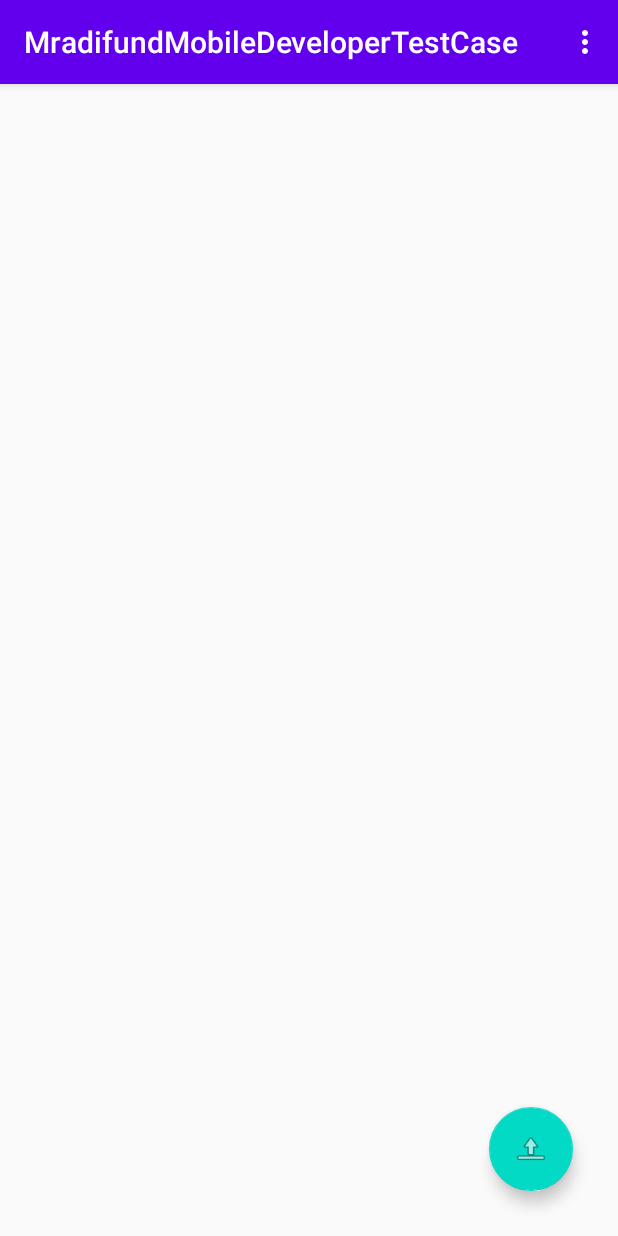
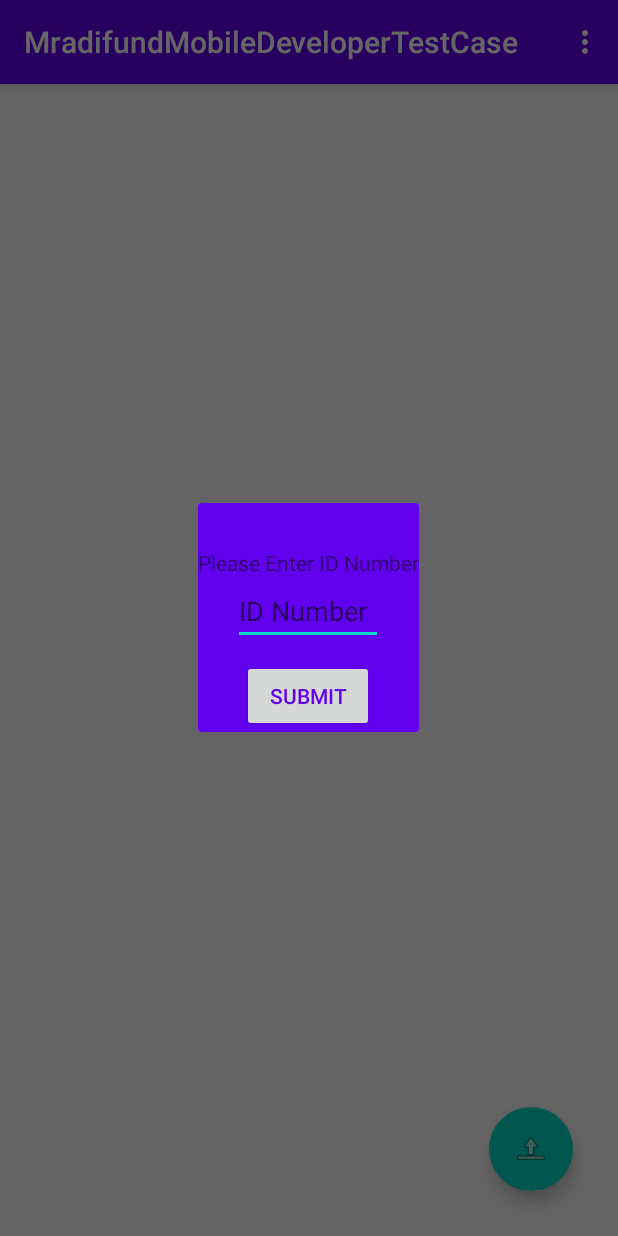
Before and after one commit to Laurent-c4/Mradi-Fund-Developer-Test-Case, an Android app: the screen it shows after launch once a user with an empty profile is signed in (MainActivity), on a phone screen of 412 x 824 dp. Run offline under Robolectric (Android 15) with nearby library versions, the phone set to English and light mode, and no system bars; our stand-ins replace Firebase (no records; nobody signed in at launch, a user with empty details on screens opened directly); libraries missing offline, so code that uses them is left out: com.firebase.ui.

Commit message:
Set Up Fragment for inputting ID Number

```diff
--- a/app/build.gradle
+++ b/app/build.gradle
@@ -41,6 +41,7 @@ dependencies {
     implementation 'com.google.firebase:firebase-auth:19.3.0'
     implementation 'com.firebaseui:firebase-ui-auth:4.3.1'
     implementation 'com.google.firebase:firebase-database:19.2.1'
+    implementation 'androidx.legacy:legacy-support-v4:1.0.0'
     testImplementation 'junit:junit:4.12'
     androidTestImplementation 'androidx.test.ext:junit:1.1.1'
     androidTestImplementation 'androidx.test.espresso:espresso-core:3.2.0'
--- /dev/null
+++ b/app/src/main/java/com/example/mradifundmobiledevelopertestcase/IDNumberFragment.java
@@ -0,0 +1,56 @@
+package com.example.mradifundmobiledevelopertestcase;
+
+import android.os.Bundle;
+
+import androidx.annotation.NonNull;
+import androidx.fragment.app.DialogFragment;
+import androidx.fragment.app.Fragment;
+
+import android.view.LayoutInflater;
+import android.view.View;
+import android.view.ViewGroup;
+import android.widget.Button;
+import android.widget.EditText;
+
+import com.google.firebase.auth.FirebaseAuth;
+import com.google.firebase.auth.FirebaseUser;
+import com.google.firebase.database.DataSnapshot;
+import com.google.firebase.database.DatabaseError;
+import com.google.firebase.database.DatabaseReference;
+import com.google.firebase.database.FirebaseDatabase;
+import com.google.firebase.database.ValueEventListener;
+
+import java.util.ArrayList;
+import java.util.List;
+
+public class IDNumberFragment extends DialogFragment {
+
+    FirebaseUser user = FirebaseAuth.getInstance().getCurrentUser();
+    DatabaseReference ref = FirebaseDatabase.getInstance()
+            .getReference("Passwords")
+            .child(user.getUid());
+
+    @Override
+    public View onCreateView(LayoutInflater inflater, ViewGroup container,
+                             Bundle savedInstanceState) {
+        View rootView = inflater.inflate(R.layout.fragment_id_number, container, false);
+
+        EditText passwordEditText = rootView.findViewById(R.id.setPassword);
+
+        Button submit = rootView.findViewById(R.id.submitPassword);
+
+        submit.setOnClickListener(new View.OnClickListener() {
+            @Override
+            public void onClick(View v) {
+                Password password = new Password();
+                password.setPassword(passwordEditText.getText().toString());
+                ref.setValue(password);
+                dismiss();
+            }
+        });
+
+
+
+        return rootView;
+    }
+}
--- a/app/src/main/java/com/example/mradifundmobiledevelopertestcase/MainActivity.java
+++ b/app/src/main/java/com/example/mradifundmobiledevelopertestcase/MainActivity.java
@@ -23,6 +23,7 @@ import androidx.appcompat.app.AppCompatActivity;
 import androidx.appcompat.widget.Toolbar;
 import androidx.core.app.ActivityCompat;
 import androidx.core.content.ContextCompat;
+import androidx.fragment.app.FragmentManager;
 
 import com.firebase.ui.auth.AuthUI;
 import com.google.android.gms.tasks.OnCompleteListener;
@@ -32,14 +33,19 @@ import com.google.android.gms.tasks.Task;
 import com.google.android.material.floatingactionbutton.FloatingActionButton;
 import com.google.firebase.auth.FirebaseAuth;
 import com.google.firebase.auth.FirebaseUser;
+import com.google.firebase.database.DataSnapshot;
+import com.google.firebase.database.DatabaseError;
 import com.google.firebase.database.DatabaseReference;
 import com.google.firebase.database.FirebaseDatabase;
+import com.google.firebase.database.ValueEventListener;
 import com.google.firebase.storage.FirebaseStorage;
 import com.google.firebase.storage.OnProgressListener;
 import com.google.firebase.storage.StorageReference;
 import com.google.firebase.storage.UploadTask;
 
 import java.io.File;
+import java.util.ArrayList;
+import java.util.List;
 
 import okhttp3.MediaType;
 import okhttp3.MultipartBody;
@@ -57,7 +63,8 @@ public class MainActivity extends AppCompatActivity {
     private String[] REQUIRED_PERMISSIONS = new String[]{Manifest.permission.WRITE_EXTERNAL_STORAGE,Manifest.permission.READ_EXTERNAL_STORAGE};
 
     private StorageReference mStorageReference;
-    private DatabaseReference mDatabaseReference;
+    private DatabaseReference mUploadsReference;
+    private DatabaseReference mPasswordRef;
     private String userId;
 
     private ProgressBar progressBar;
@@ -74,10 +81,11 @@ public class MainActivity extends AppCompatActivity {
 
         progressBar = findViewById(R.id.determinateBar);
 
-        mStorageReference = FirebaseStorage.getInstance().getReference("uploads");
-        mDatabaseReference = FirebaseDatabase.getInstance().getReference("uploads");
+        mStorageReference = FirebaseStorage.getInstance().getReference("Uploads");
+        mUploadsReference = FirebaseDatabase.getInstance().getReference("Uploads");
         FirebaseUser user = FirebaseAuth.getInstance().getCurrentUser();
         userId = user.getUid();
+        mPasswordRef = FirebaseDatabase.getInstance().getReference("Passwords").child(userId);
 
         FloatingActionButton fab = findViewById(R.id.fab);
         fab.setOnClickListener(new View.OnClickListener() {
@@ -86,6 +94,30 @@ public class MainActivity extends AppCompatActivity {
                 openFileChooser();
             }
         });
+
+
+        mPasswordRef.addValueEventListener(new ValueEventListener() {
+            @Override
+            public void onDataChange(@NonNull DataSnapshot dataSnapshot) {
+                int count = 0;
+                for(DataSnapshot locationSnapshot:dataSnapshot.getChildren()){
+                    count++;
+                }
+
+                if(count==0) {
+                    FragmentManager fm = getSupportFragmentManager();
+                    IDNumberFragment idNumberFragment = new IDNumberFragment();
+                    idNumberFragment.show(fm, "IDFragment");
+                }
+
+            }
+
+            @Override
+            public void onCancelled(@NonNull DatabaseError databaseError) {
+
+            }
+        });
+
     }
 
     @Override
@@ -198,7 +230,7 @@ public class MainActivity extends AppCompatActivity {
 
                             Toast.makeText(MainActivity.this,"Upload Succesful", Toast.LENGTH_LONG).show();
                             Upload upload = new Upload(getFileName(mPDFUri),taskSnapshot.getUploadSessionUri().toString());
-                            mDatabaseReference.child(userId).push().setValue(upload);
+                            mUploadsReference.child(userId).push().setValue(upload);
 
 
                             File file = new File(Environment.getExternalStoragePublicDirectory(
--- /dev/null
+++ b/app/src/main/java/com/example/mradifundmobiledevelopertestcase/Password.java
@@ -0,0 +1,17 @@
+package com.example.mradifundmobiledevelopertestcase;
+
+public class Password {
+    private String Password;
+
+    public Password(){
+
+    }
+
+    public void setPassword(String password) {
+        Password = password;
+    }
+
+    public String getPassword() {
+        return Password;
+    }
+}
--- /dev/null
+++ b/app/src/main/res/layout/fragment_id_number.xml
@@ -0,0 +1,39 @@
+<?xml version="1.0" encoding="utf-8"?>
+<RelativeLayout xmlns:android="http://schemas.android.com/apk/res/android"
+    xmlns:app="http://schemas.android.com/apk/res-auto"
+    android:orientation="vertical"
+    android:layout_width="match_parent"
+    android:layout_height="match_parent"
+    android:background="@color/colorPrimary">
+
+
+
+   <TextView
+       android:id="@+id/IDNumberTextView"
+       android:layout_width="wrap_content"
+       android:layout_height="wrap_content"
+       android:layout_marginTop="30dp"
+       android:layout_centerHorizontal="true"
+       android:text="Please Enter ID Number"/>
+
+    <EditText
+        android:id="@+id/setPassword"
+        android:layout_width="100dp"
+        android:layout_height="wrap_content"
+        android:layout_below="@+id/IDNumberTextView"
+        android:layout_centerHorizontal="true"
+        android:hint="ID Number">
+
+    </EditText>
+    <Button
+        android:id="@+id/submitPassword"
+        android:layout_width="wrap_content"
+        android:layout_height="wrap_content"
+        android:layout_centerHorizontal="true"
+        android:layout_below="@id/setPassword"
+        android:layout_marginTop="10dp"
+        android:text="SUBMIT"
+        android:textColor="@color/colorPrimary"/>
+
+
+</RelativeLayout>
--- a/app/src/main/res/values/strings.xml
+++ b/app/src/main/res/values/strings.xml
@@ -10,4 +10,7 @@
     <string name="hello_first_fragment">Hello first fragment</string>
     <string name="hello_second_fragment">Hello second fragment. Arg: %1$s</string>
     <string name="sign_out">Sign Out</string>
+
+    <!-- TODO: Remove or change this placeholder text -->
+    <string name="hello_blank_fragment">Hello blank fragment</string>
 </resources>
```
